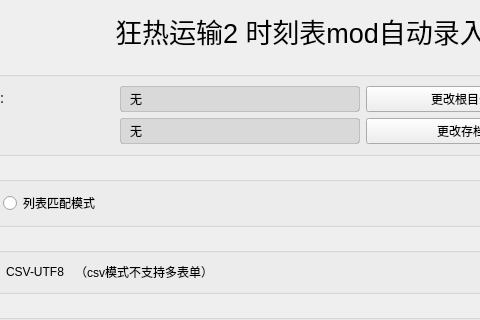
Above: ui/mainui.ui from zm0423/tpf2_autofill before the change; both pictures show x 99 to 579 and y 0 to 320 of the 800 by 540 pixel window. Below: the same form after it.
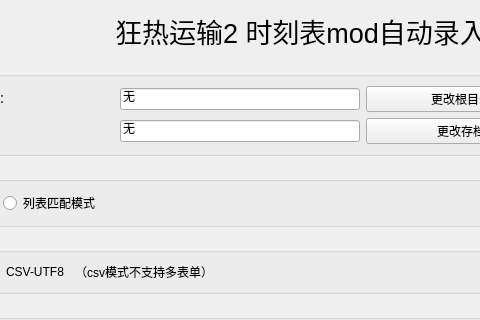
That is the form after the change.

Commit message: path line-edits, unify AutoFill naming and Import terminology, stacking doc fix

Patch:
```diff
--- a/ui/mainui.ui
+++ b/ui/mainui.ui
@@ -47,22 +47,19 @@
            </widget>
           </item>
           <item row="0" column="1">
-           <widget class="QLabel" name="dir_name">
+           <widget class="QLineEdit" name="dir_name">
             <property name="text">
              <string>无</string>
             </property>
+            <property name="readOnly">
+             <bool>true</bool>
+            </property>
             <property name="sizePolicy">
-             <sizepolicy hsizetype="Expanding" vsizetype="Preferred">
+             <sizepolicy hsizetype="Expanding" vsizetype="Fixed">
               <horstretch>0</horstretch>
               <verstretch>0</verstretch>
              </sizepolicy>
             </property>
-            <property name="textInteractionFlags">
-             <set>Qt::TextInteractionFlag::TextSelectableByMouse</set>
-            </property>
-            <property name="styleSheet">
-             <string notr="true">background-color: rgba(0, 0, 0, 20); border: 1px solid rgba(0, 0, 0, 40); border-radius: 3px; padding: 2px 6px;</string>
-            </property>
             <property name="maximumSize">
              <size>
               <width>240</width>
@@ -86,22 +83,19 @@
            </widget>
           </item>
           <item row="1" column="1">
-           <widget class="QLabel" name="savegame_name">
+           <widget class="QLineEdit" name="savegame_name">
             <property name="text">
              <string>无</string>
             </property>
+            <property name="readOnly">
+             <bool>true</bool>
+            </property>
             <property name="sizePolicy">
-             <sizepolicy hsizetype="Expanding" vsizetype="Preferred">
+             <sizepolicy hsizetype="Expanding" vsizetype="Fixed">
               <horstretch>0</horstretch>
               <verstretch>0</verstretch>
              </sizepolicy>
             </property>
-            <property name="textInteractionFlags">
-             <set>Qt::TextInteractionFlag::TextSelectableByMouse</set>
-            </property>
-            <property name="styleSheet">
-             <string notr="true">background-color: rgba(0, 0, 0, 20); border: 1px solid rgba(0, 0, 0, 40); border-radius: 3px; padding: 2px 6px;</string>
-            </property>
             <property name="maximumSize">
              <size>
               <width>240</width>
```
The commit also changes 6 other files.
